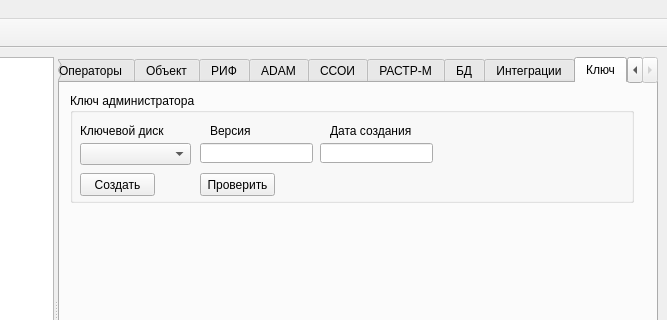
This is m_cfg/MainWindowCFG.ui in xXRadioHeadXx/start7 as Qt 5 draws it before an edit; both pictures show x 345 to 1012 and y 0 to 320 of the 1012 by 608 pixel window. The edited form follows.
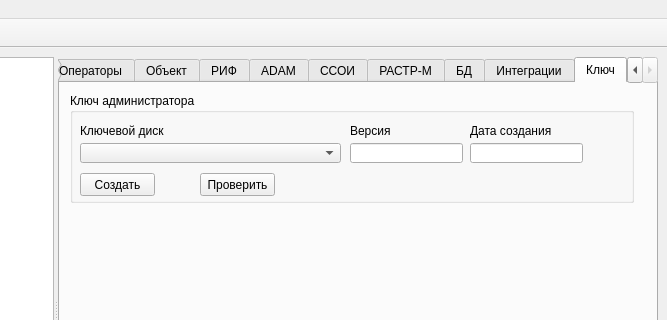
This is the edited form. The open tabs and pages were chosen to show the change. Icons and pictures are not drawn.

```diff
--- a/m_cfg/MainWindowCFG.ui
+++ b/m_cfg/MainWindowCFG.ui
@@ -2996,8 +2996,8 @@
            <rect>
             <x>10</x>
             <y>50</y>
-            <width>111</width>
-            <height>22</height>
+            <width>261</width>
+            <height>20</height>
            </rect>
           </property>
          </widget>
@@ -3017,7 +3017,7 @@
          <widget class="QLineEdit" name="AdmAud_version_lineEdit">
           <property name="geometry">
            <rect>
-            <x>130</x>
+            <x>280</x>
             <y>50</y>
             <width>113</width>
             <height>20</height>
@@ -3027,7 +3027,7 @@
          <widget class="QLineEdit" name="AdmAud_DateTime_lineEdit">
           <property name="geometry">
            <rect>
-            <x>250</x>
+            <x>400</x>
             <y>50</y>
             <width>113</width>
             <height>20</height>
@@ -3037,7 +3037,7 @@
          <widget class="QLabel" name="label_17">
           <property name="geometry">
            <rect>
-            <x>140</x>
+            <x>280</x>
             <y>30</y>
             <width>101</width>
             <height>16</height>
@@ -3050,7 +3050,7 @@
          <widget class="QLabel" name="label_20">
           <property name="geometry">
            <rect>
-            <x>260</x>
+            <x>400</x>
             <y>30</y>
             <width>101</width>
             <height>16</height>
```
Left out of the diff: 2 changed lines with no effect on the pictures.
